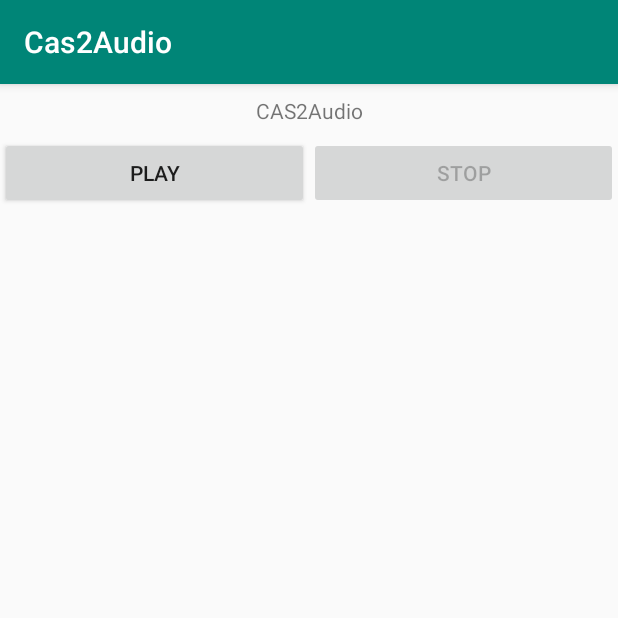
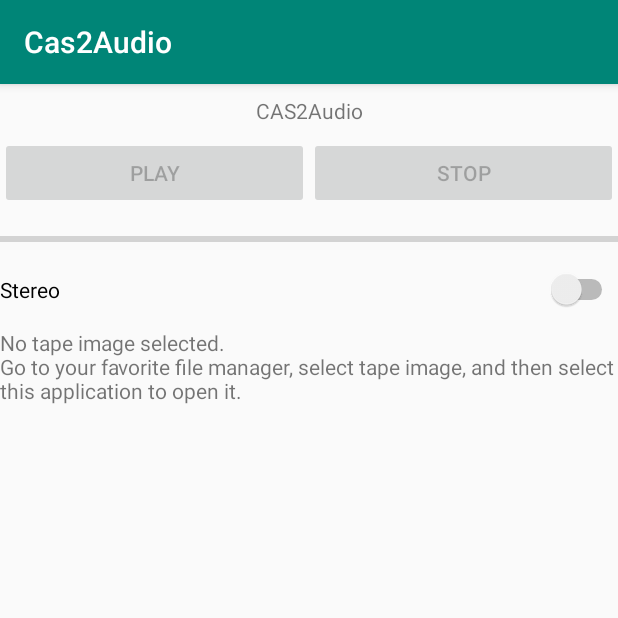
Before and after one commit to baktragh/CAS2Audio, an Android app: the screen it shows after launch (MainActivity), on a phone screen of 412 x 824 dp, the top half of it. Run offline under Robolectric (Android 15) with nearby library versions, the phone set to English and light mode, and no system bars.

Commit message:
Full Audio Support, Progress bar, Cancellability, Stereo contol, polished messaging. Better reaction when opened without input file

```diff
--- a/app/src/main/java/com/baktra/cas2audio/AudioSignalBufferedWriter.java
+++ b/app/src/main/java/com/baktra/cas2audio/AudioSignalBufferedWriter.java
@@ -111,7 +111,7 @@ public class AudioSignalBufferedWriter implements SignalWriter {
     }
 
     @Override
-    public void prepare(String outputFile) throws Exception {
+    public void prepare() throws Exception {
 
         AudioTrack.Builder builder = new AudioTrack.Builder();
         builder=builder.setAudioFormat(audioFormat);
--- a/app/src/main/java/com/baktra/cas2audio/MainActivity.java
+++ b/app/src/main/java/com/baktra/cas2audio/MainActivity.java
@@ -6,16 +6,22 @@ import android.content.Intent;
 import android.net.Uri;
 import android.os.Bundle;
 import android.view.View;
+import android.widget.EditText;
+import android.widget.ProgressBar;
+import android.widget.Switch;
 import android.widget.TextView;
 
 import java.io.File;
+import java.io.InputStream;
 
 public class MainActivity extends AppCompatActivity {
 
     private CasTask casTask;
+    private final String lnsp;
 
     public MainActivity() {
         super();
+        lnsp=System.getProperty("line.separator");
         casTask=null;
     }
 
@@ -31,13 +37,19 @@ public class MainActivity extends AppCompatActivity {
         super.onResume();
         Intent intent = getIntent();
         Uri u = intent.getData();
+        TextView msgText = getMessageWidget();
 
-        if (u!=null) {
+        if (u!=null && u.getPath()!=null) {
             String filename = new File(u.getPath()).getName();
             ((TextView) findViewById(R.id.textView)).setText(filename);
+            msgText.setText("Click PLAY to interpret the tape image");
+            findViewById(R.id.btnPlay).setEnabled(true);
         }
         else {
             ((TextView) findViewById(R.id.textView)).setText("CAS2Audio");
+            msgText.setText("No tape image selected."+lnsp+"Go to your favorite file manager, select tape image, and then select this application to open it.");
+            findViewById(R.id.btnPlay).setEnabled(false);
+
         }
     }
 
@@ -48,12 +60,40 @@ public class MainActivity extends AppCompatActivity {
 
     public void onPlay(View v) {
 
+        /*Clear text and progress*/
+        getMessageWidget().setText("");
+        getProgressBar().setProgress(0);
+
+        int[] instructions = null;
+        InputStream iStream = null;
+
+        /*Try to open the tape image - short, can be in  the even thread*/
         try {
-            casTask = new CasTask(getContentResolver().openInputStream(getIntent().getData()),findViewById(R.id.btnPlay),findViewById(R.id.btnStop));
+            iStream = getContentResolver().openInputStream(getIntent().getData());
         }
         catch (Exception e) {
-            e.printStackTrace();
+            getMessageWidget().setText("Unable to open the tape image:"+lnsp+Utils.getExceptionMessage(e));
+            return;
         }
+
+        /*Try to process the tape image*/
+        try {
+            TapeImageProcessor tip = new TapeImageProcessor();
+            instructions = tip.convertItem(iStream,44100);
+        }
+        catch (Exception e) {
+            getMessageWidget().setText("Unable to process the tape image:"+lnsp+Utils.getExceptionMessage(e));
+            return;
+        }
+
+        /*Create new background task*/
+        try {
+            casTask = new CasTask(instructions,findViewById(R.id.btnPlay),findViewById(R.id.btnStop),isStereo(),getMessageWidget(),getProgressBar());
+        }
+        catch (Exception e) {
+            getMessageWidget().setText(Utils.getExceptionMessage(e));
+        }
+        /*Execute the task*/
         casTask.execute();
 
     }
@@ -64,6 +104,18 @@ public class MainActivity extends AppCompatActivity {
         }
     }
 
+    protected TextView getMessageWidget() {
+        return ((TextView) findViewById(R.id.mltMessages));
+    }
+
+    private boolean isStereo() {
+        return ((Switch) findViewById(R.id.swChannels)).isSelected();
+    }
+
+    private ProgressBar getProgressBar() {
+        return ((ProgressBar) findViewById(R.id.pbProgress));
+    }
+
 
 
 }
--- a/app/src/main/java/com/baktra/cas2audio/SignalWriter.java
+++ b/app/src/main/java/com/baktra/cas2audio/SignalWriter.java
@@ -10,11 +10,10 @@ public interface SignalWriter {
     /**
      * Prepare signal writer
      *
-     * @param outputFile Output file
      * @throws java.lang.Exception
      *
      */
-    public void prepare(String outputFile) throws Exception;
+    public void prepare() throws Exception;
 
     /**
      * Write initial signal
--- a/app/src/main/res/layout/activity_main.xml
+++ b/app/src/main/res/layout/activity_main.xml
@@ -43,5 +43,41 @@
 
         </LinearLayout>
 
+        <ProgressBar
+            android:id="@+id/pbProgress"
+            style="?android:attr/progressBarStyleHorizontal"
+            android:layout_width="match_parent"
+            android:layout_height="wrap_content"
+            android:layout_marginTop="12dp"
+            android:layout_marginBottom="12dp"
+            android:max="100"
+            android:progress="0" />
+
+        <FrameLayout
+            android:layout_width="match_parent"
+            android:layout_height="wrap_content">
+
+            <Switch
+                android:id="@+id/swChannels"
+                android:layout_width="match_parent"
+                android:layout_height="wrap_content"
+                android:text="Stereo"
+                tools:checked="true" />
+        </FrameLayout>
+
+        <Space
+            android:layout_width="match_parent"
+            android:layout_height="12dp" />
+
+        <TextView
+            android:id="@+id/mltMessages"
+            android:layout_width="match_parent"
+            android:layout_height="match_parent"
+            android:clickable="false"
+            android:editable="false"
+            android:ems="10"
+            android:gravity="start|top"
+            android:inputType="textMultiLine" />
+
     </LinearLayout>
 </androidx.constraintlayout.widget.ConstraintLayout>
```
Also changed, not shown: app/src/main/java/com/baktra/cas2audio/CasTask.java (+45 -20 lines), app/src/main/java/com/baktra/cas2audio/SignalGenerator.java (+35 -128 lines), app/src/main/java/com/baktra/cas2audio/Utils.java (+2 -34 lines).
